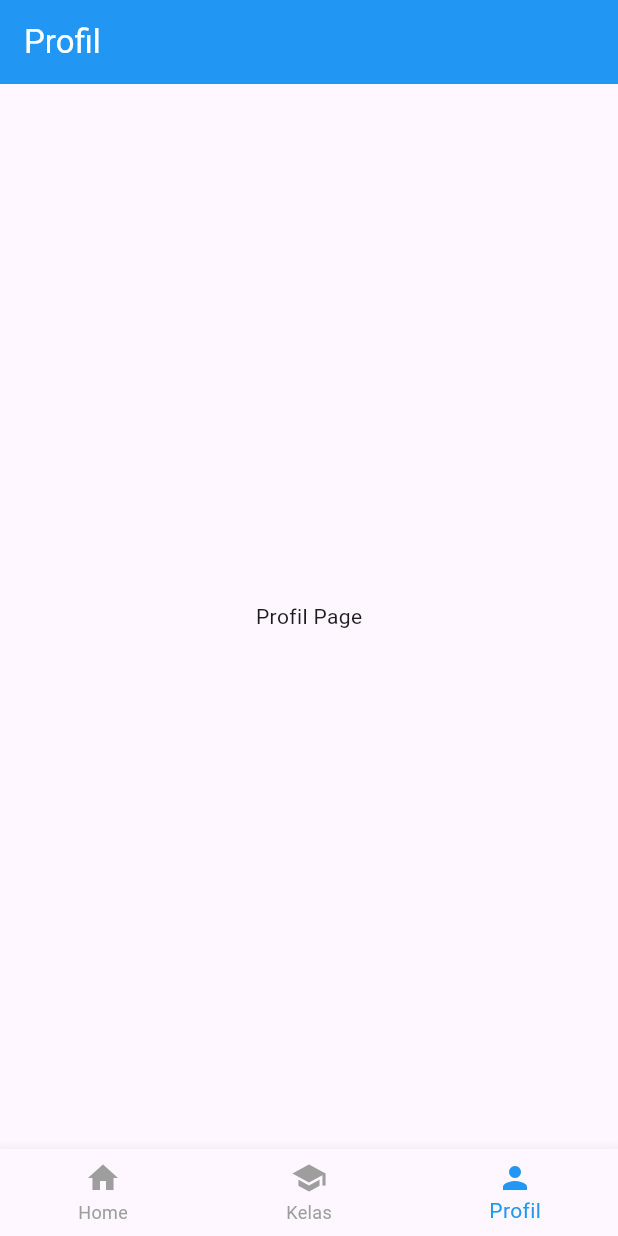
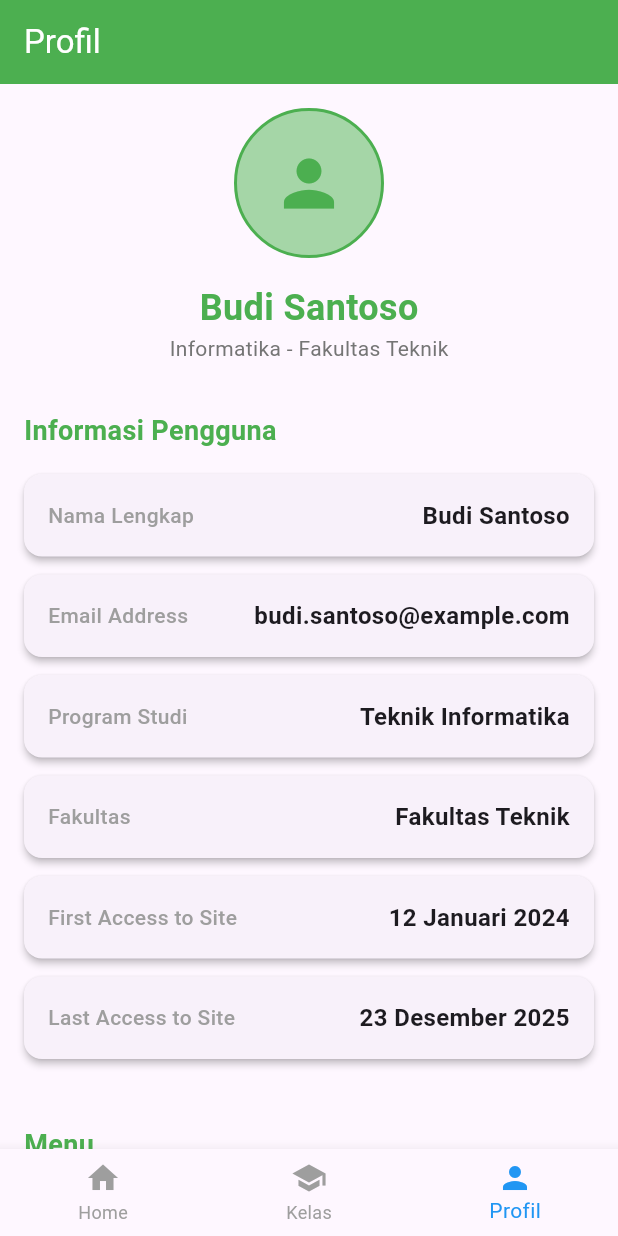
Before and after one commit to ahmadsubhann/UAS, a Flutter app: the screen it shows after launch, item 3 of the bottom bar chosen, on a phone screen of 412 x 824 dp. Run offline on Flutter 3.47's test engine with Material 3 defaults, Android fonts, the phone set to English and light mode, and no system bars.

Commit message:
menambahkan is konten halaman profil

```diff
--- a/lib/pages/profil_page.dart
+++ b/lib/pages/profil_page.dart
@@ -8,10 +8,154 @@ class ProfilPage extends StatelessWidget {
     return Scaffold(
       appBar: AppBar(
         title: const Text('Profil'),
-        backgroundColor: Colors.blue,
+        backgroundColor: Colors.green,
         foregroundColor: Colors.white,
       ),
-      body: const Center(child: Text('Profil Page')),
+      body: SingleChildScrollView(
+        child: Padding(
+          padding: const EdgeInsets.all(16.0),
+          child: Column(
+            crossAxisAlignment: CrossAxisAlignment.start,
+            children: [
+              // Foto Profil dan Info Utama
+              Center(
+                child: Column(
+                  children: [
+                    Container(
+                      width: 100,
+                      height: 100,
+                      decoration: BoxDecoration(
+                        shape: BoxShape.circle,
+                        color: Colors.green[200],
+                        border: Border.all(color: Colors.green, width: 2),
+                      ),
+                      child: const Icon(
+                        Icons.person,
+                        size: 50,
+                        color: Colors.green,
+                      ),
+                    ),
+                    const SizedBox(height: 16),
+                    const Text(
+                      'Budi Santoso',
+                      style: TextStyle(
+                        fontSize: 24,
+                        fontWeight: FontWeight.bold,
+                        color: Colors.green,
+                      ),
+                    ),
+                    Text(
+                      'Informatika - Fakultas Teknik',
+                      style: TextStyle(fontSize: 14, color: Colors.grey[600]),
+                    ),
+                  ],
+                ),
+              ),
+              const SizedBox(height: 32),
+
+              // Informasi Pengguna
+              const Text(
+                'Informasi Pengguna',
+                style: TextStyle(
+                  fontSize: 18,
+                  fontWeight: FontWeight.bold,
+                  color: Colors.green,
+                ),
+              ),
+              const SizedBox(height: 16),
+              _buildInfoCard('Nama Lengkap', 'Budi Santoso'),
+              _buildInfoCard('Email Address', 'budi.santoso@example.com'),
+              _buildInfoCard('Program Studi', 'Teknik Informatika'),
+              _buildInfoCard('Fakultas', 'Fakultas Teknik'),
+              _buildInfoCard('First Access to Site', '12 Januari 2024'),
+              _buildInfoCard('Last Access to Site', '23 Desember 2025'),
+              const SizedBox(height: 32),
+
+              // Menu
+              const Text(
+                'Menu',
+                style: TextStyle(
+                  fontSize: 18,
+                  fontWeight: FontWeight.bold,
+                  color: Colors.green,
+                ),
+              ),
+              const SizedBox(height: 16),
+              _buildMenuCard('Informasi User', Icons.info, Colors.blue, () {}),
+              _buildMenuCard(
+                'Aktivitas Login',
+                Icons.access_time,
+                Colors.orange,
+                () {},
+              ),
+              _buildMenuCard('Edit Profile', Icons.edit, Colors.green, () {}),
+              _buildMenuCard('Log Out', Icons.logout, Colors.red, () {}),
+            ],
+          ),
+        ),
+      ),
+    );
+  }
+
+  Widget _buildInfoCard(String title, String value) {
+    return Card(
+      margin: const EdgeInsets.only(bottom: 12),
+      elevation: 2,
+      child: Padding(
+        padding: const EdgeInsets.all(16.0),
+        child: Row(
+          mainAxisAlignment: MainAxisAlignment.spaceBetween,
+          children: [
+            Text(
+              title,
+              style: const TextStyle(
+                fontSize: 14,
+                fontWeight: FontWeight.w500,
+                color: Colors.grey,
+              ),
+            ),
+            Flexible(
+              child: Text(
+                value,
+                style: const TextStyle(
+                  fontSize: 16,
+                  fontWeight: FontWeight.w600,
+                ),
+                textAlign: TextAlign.right,
+              ),
+            ),
+          ],
+        ),
+      ),
+    );
+  }
+
+  Widget _buildMenuCard(
+    String title,
+    IconData icon,
+    Color color,
+    VoidCallback onTap,
+  ) {
+    return Card(
+      margin: const EdgeInsets.only(bottom: 12),
+      elevation: 2,
+      child: ListTile(
+        leading: Container(
+          width: 40,
+          height: 40,
+          decoration: BoxDecoration(
+            color: color.withOpacity(0.1),
+            borderRadius: BorderRadius.circular(8),
+          ),
+          child: Icon(icon, color: color),
+        ),
+        title: Text(
+          title,
+          style: const TextStyle(fontSize: 16, fontWeight: FontWeight.w600),
+        ),
+        trailing: const Icon(Icons.arrow_forward_ios, size: 16),
+        onTap: onTap,
+      ),
     );
   }
 }
```
